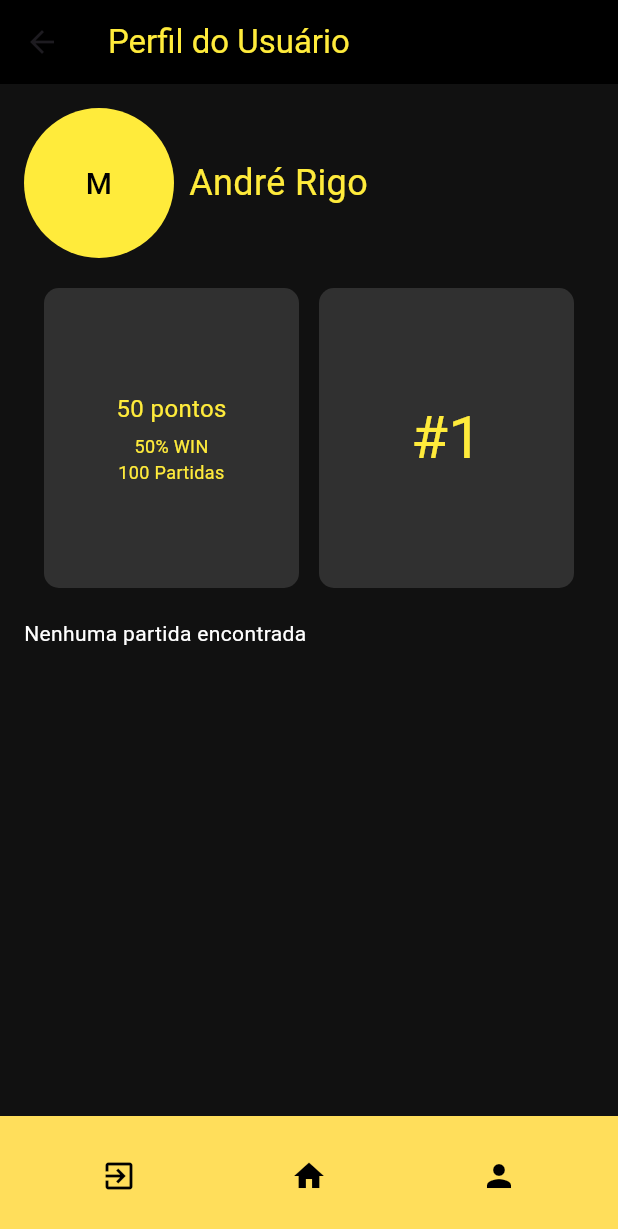
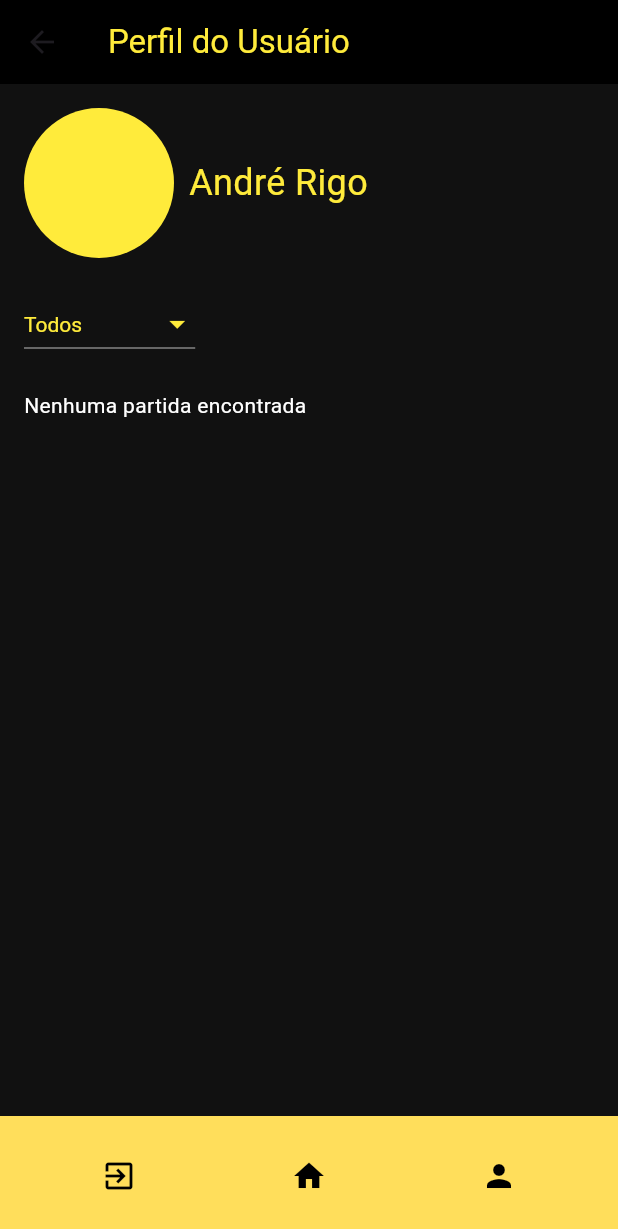
Before and after one commit to RIGOandre/MatchMaster, a Flutter app: the UserScreen screen opened directly, on a phone screen of 412 x 824 dp. Shown: the top 1229 px of the screen. Run offline on Flutter 3.47's test engine with Material 3 defaults, Android fonts, the light colour scheme and no system bars; our stand-ins replace carousel_slider, sqflite, sqflite_common_ffi; accounts and stored records are empty.

Commit message:
:neutral_face:
the last one :zzz:

```diff
--- a/lib/usuario.dart
+++ b/lib/usuario.dart
@@ -10,7 +10,11 @@ class UserScreen extends StatefulWidget {
 
 class _UserScreenState extends State<UserScreen> {
   List<Map<String, dynamic>> _completedMatches = [];
+  List<Map<String, dynamic>> _filteredMatches = [];
+  String? _selectedSport = 'Todos';
   bool _isLoading = false;
+
+  final List<String> _sports = ['Todos', 'Tênis', 'Tênis de Mesa', 'Vôlei'];
 
   @override
   void initState() {
@@ -22,15 +26,14 @@ class _UserScreenState extends State<UserScreen> {
     setState(() {
       _isLoading = true;
     });
-    {
     DatabaseHelper dbHelper = DatabaseHelper();
     final db = await dbHelper.database;
     List<Map<String, dynamic>> matches = await db.query('matches');
     setState(() {
       _completedMatches = matches;
+      _filteredMatches = matches;
       _isLoading = false;
     });
-    }
   }
 
   Future<void> _deleteMatch(int id) async {
@@ -38,6 +41,19 @@ class _UserScreenState extends State<UserScreen> {
     final db = await dbHelper.database;
     await db.delete('matches', where: 'id = ?', whereArgs: [id]);
     _fetchCompletedMatches();
+  }
+
+  void _filterMatches(String? sport) {
+    setState(() {
+      _selectedSport = sport;
+      if (sport == null || sport == 'Todos') {
+        _filteredMatches = _completedMatches;
+      } else {
+        _filteredMatches = _completedMatches
+            .where((match) => match['sport'] == sport)
+            .toList();
+      }
+    });
   }
 
   @override
@@ -55,8 +71,10 @@ class _UserScreenState extends State<UserScreen> {
           crossAxisAlignment: CrossAxisAlignment.start,
           children: [
             _buildProfileSection(),
+            // SizedBox(height: 20),
+            // _buildPerformanceSection(),
             SizedBox(height: 20),
-            _buildPerformanceSection(),
+            _buildSportFilter(),
             SizedBox(height: 20),
             _buildMatchesSection(),
           ],
@@ -103,20 +121,12 @@ class _UserScreenState extends State<UserScreen> {
     );
   }
 
-
-
-
-
   Widget _buildProfileSection() {
     return const Row(
       children: [
         CircleAvatar(
           radius: 50,
           backgroundColor: Colors.yellow,
-          child: Text(
-            'M',
-            style: TextStyle(fontSize: 20, color: Colors.black),
-          ),
         ),
         SizedBox(width: 10),
         Text(
@@ -127,60 +137,78 @@ class _UserScreenState extends State<UserScreen> {
     );
   }
 
-  Widget _buildPerformanceSection() {
-    return Row(
-      mainAxisAlignment: MainAxisAlignment.spaceEvenly,
-      children: [
-        Container(
-          width: 170,
-          height: 200,
-          decoration: BoxDecoration(
-            color: Colors.grey[850],
-            borderRadius: BorderRadius.circular(10),
-          ),
-          child: const Column(
-            mainAxisAlignment: MainAxisAlignment.center,
-            children: [
-              Text('50 pontos', style: TextStyle(fontSize: 16, color: Colors.yellow)),
-              SizedBox(height: 5),
-              Text('50% WIN\n100 Partidas', textAlign: TextAlign.center, style: TextStyle(fontSize: 12, color: Colors.yellow)),
-            ],
-          ),
-        ),
-        Container(
-          width: 170,
-          height: 200,
-          decoration: BoxDecoration(
-            color: Colors.grey[850],
-            borderRadius: BorderRadius.circular(10),
-          ),
-          child: const Center(
-            child: Text(
-              '#1',
-              style: TextStyle(fontSize: 40, color: Colors.yellow),
-            ),
-          ),
-        ),
-      ],
+  // Widget _buildPerformanceSection() {
+  //   return Row(
+  //     mainAxisAlignment: MainAxisAlignment.spaceEvenly,
+  //     children: [
+  //       Container(
+  //         width: 170,
+  //         height: 200,
+  //         decoration: BoxDecoration(
+  //           color: Colors.grey[850],
+  //           borderRadius: BorderRadius.circular(10),
+  //         ),
+  //         child: const Column(
+  //           mainAxisAlignment: MainAxisAlignment.center,
+  //           children: [
+  //             Text('1 ponto', style: TextStyle(fontSize: 16, color: Colors.yellow)),
+  //             SizedBox(height: 5),
+  //             Text('100% WIN\n1 Partida', textAlign: TextAlign.center, style: TextStyle(fontSize: 12, color: Colors.yellow)),
+  //           ],
+  //         ),
+  //       ),
+  //       Container(
+  //         width: 170,
+  //         height: 200,
+  //         decoration: BoxDecoration(
+  //           color: Colors.grey[850],
+  //           borderRadius: BorderRadius.circular(10),
+  //         ),
+  //         child: const Center(
+  //           child: Text(
+  //             '#1',
+  //             style: TextStyle(fontSize: 40, color: Colors.yellow),
+  //           ),
+  //         ),
+  //       ),
+  //     ],
+  //   );
+  // }
+
+  Widget _buildSportFilter() {
+    return DropdownButton<String>(
+      value: _selectedSport ?? 'Todos',
+      dropdownColor: Colors.black,
+      style: const TextStyle(color: Colors.yellow),
+      iconEnabledColor: Colors.yellow,
+      items: _sports.map((String sport) {
+        return DropdownMenuItem<String>(
+          value: sport,
+          child: Text(sport),
+        );
+      }).toList(),
+      onChanged: (String? newValue) {
+        _filterMatches(newValue);
+      },
     );
   }
 
   Widget _buildMatchesSection() {
     if (_isLoading) {
-      return Center(
+      return const Center(
         child: CircularProgressIndicator(),
       );
-    } else if (_completedMatches.isEmpty) {
-      return Text('Nenhuma partida encontrada', style: TextStyle(color: Colors.white));
+    } else if (_filteredMatches.isEmpty) {
+      return const Text('Nenhuma partida encontrada', style: TextStyle(color: Colors.white));
     } else {
       return Expanded(
         child: ListView.builder(
-          itemCount: _completedMatches.length,
+          itemCount: _filteredMatches.length,
           itemBuilder: (context, index) {
-            final match = _completedMatches[index];
+            final match = _filteredMatches[index];
             return Container(
-              margin: EdgeInsets.symmetric(vertical: 10),
-              padding: EdgeInsets.all(16),
+              margin: const EdgeInsets.symmetric(vertical: 10),
+              padding:const EdgeInsets.all(16),
               decoration: BoxDecoration(
                 color: Colors.black,
                 borderRadius: BorderRadius.circular(10),
@@ -194,47 +222,47 @@ class _UserScreenState extends State<UserScreen> {
                     children: [
                       Text(
                         'Partida: ${match['team1Name']} vs ${match['team2Name']}',
-                        style: TextStyle(
+                        style: const TextStyle(
                           color: Colors.yellow,
                           fontSize: 18,
                           fontWeight: FontWeight.bold,
                         ),
                       ),
                       IconButton(
-                        icon: Icon(Icons.delete, color: Colors.red),
+                        icon:const Icon(Icons.delete, color: Colors.red),
                         onPressed: () {
                           _deleteMatch(match['id']);
                         },
                       ),
                     ],
                   ),
-                  SizedBox(height: 8),
+                  const SizedBox (height: 8),
                   Text(
-                    'Esporte: ${match['tipoEsporte'] ?? 'Não especificado'}',
-                    style: TextStyle(color: Colors.white),
+                    'Esporte: ${match['sport'] ?? 'Não especificado'}',
+                    style: const TextStyle(color: Colors.white),
                   ),
-                  SizedBox(height: 5),
+                  const SizedBox(height: 5),
                   Text(
                     'Duração: ${match['matchDuration']}',
-                    style: TextStyle(color: Colors.white),
+                    style:const TextStyle(color: Colors.white),
                   ),
-                  SizedBox(height: 5),
+                  const SizedBox(height: 5),
                   Text(
                     'Vencedor: ${match['winner']}',
-                    style: TextStyle(
+                    style:const TextStyle(
                       color: Colors.yellow,
                       fontWeight: FontWeight.bold,
                     ),
                   ),
-                  SizedBox(height: 10),
+                  const SizedBox(height: 10),
                   Text(
                     'Jogadores do ${match['team1Name']}: ${match['team1Players']}',
-                    style: TextStyle(color: Colors.white),
+                    style: const TextStyle(color: Colors.white),
                   ),
-                  SizedBox(height: 5),
+                  const SizedBox(height: 5),
                   Text(
                     'Jogadores do ${match['team2Name']}: ${match['team2Players']}',
-                    style: TextStyle(color: Colors.white),
+                    style: const TextStyle(color: Colors.white),
                   ),
                 ],
               ),
```
Also changed, not shown: lib/PartidaEmAndamento.dart (+24 -9 lines), lib/db/database_helper.dart (+8 -3 lines), lib/home.dart (+66 -37 lines), lib/main.dart (+0 -7 lines). Lines whose indentation alone changed are shown as unchanged.
